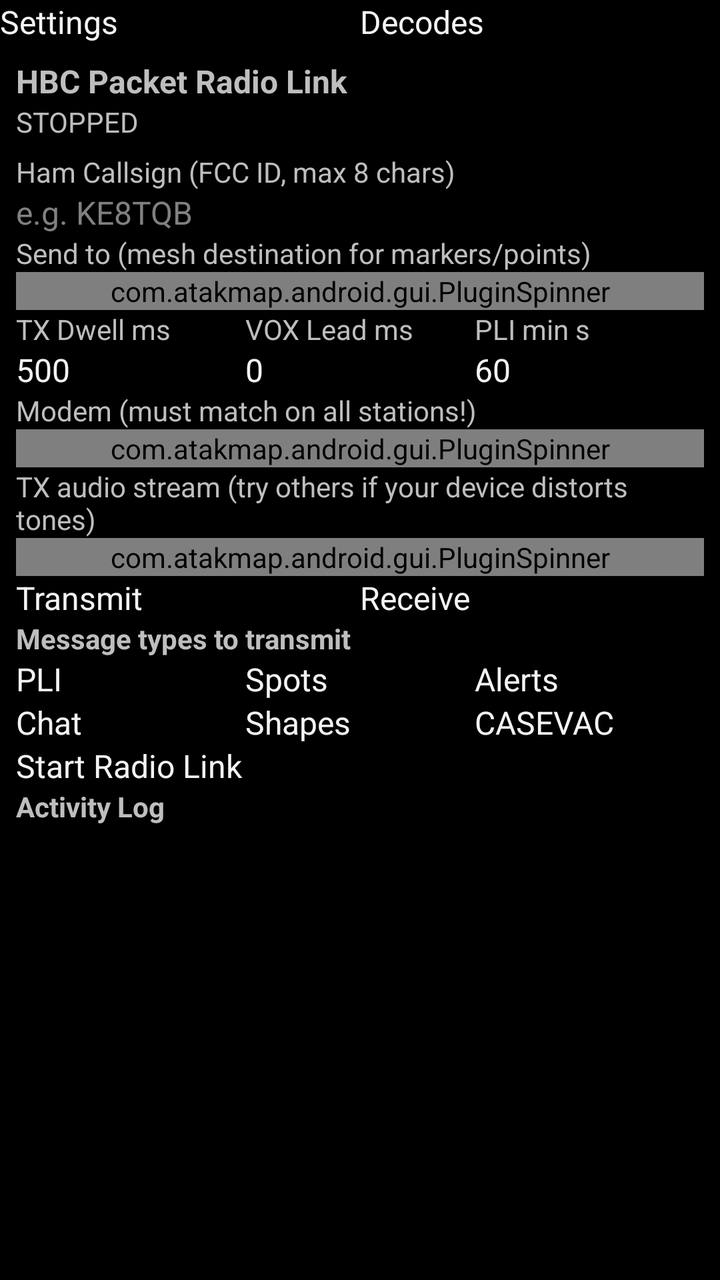
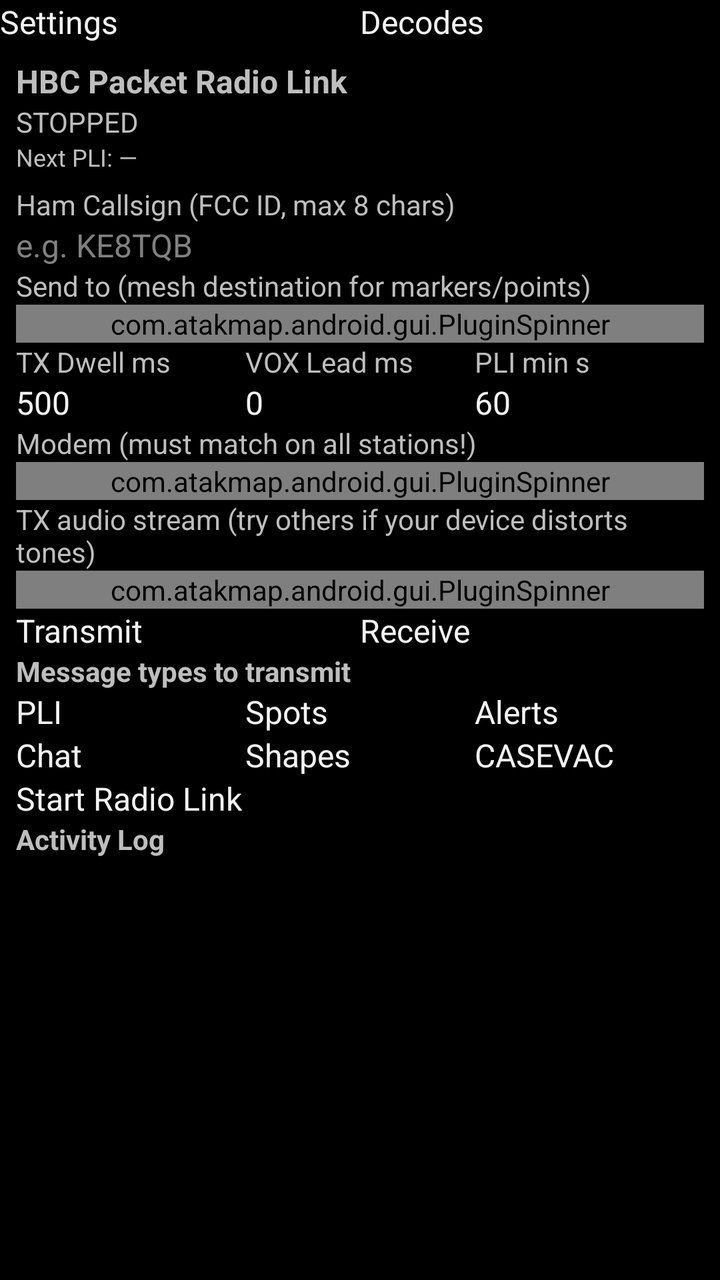

Screens rendered from an Android XML layout before and after an edit, with the pre-edit source and the edit as a unified diff.
<!-- AndroidManifest.xml: application theme AppTheme -->
<!-- res/layout/main_layout.xml -->
<?xml version="1.0" encoding="utf-8"?>
<LinearLayout xmlns:android="http://schemas.android.com/apk/res/android"
    android:layout_width="match_parent"
    android:layout_height="match_parent"
    android:orientation="vertical">

    
    <LinearLayout
        android:layout_width="match_parent"
        android:layout_height="wrap_content"
        android:orientation="horizontal">

        <Button
            android:id="@+id/hbc_tab_btn_settings"
            android:layout_width="0dp"
            android:layout_height="wrap_content"
            android:layout_weight="1"
            android:text="@string/hbc_tab_settings" />

        <Button
            android:id="@+id/hbc_tab_btn_decodes"
            android:layout_width="0dp"
            android:layout_height="wrap_content"
            android:layout_weight="1"
            android:text="@string/hbc_tab_decodes" />
    </LinearLayout>

    
    <ScrollView
        android:id="@+id/hbc_tab_settings"
        android:layout_width="match_parent"
        android:layout_height="match_parent"
        android:visibility="visible">

        <LinearLayout
            android:layout_width="match_parent"
            android:layout_height="wrap_content"
            android:orientation="vertical"
            android:padding="8dp">

            <TextView
                android:layout_width="match_parent"
                android:layout_height="wrap_content"
                android:text="@string/hbc_title"
                android:textStyle="bold"
                android:textSize="16sp" />

            <TextView
                android:id="@+id/hbc_status"
                android:layout_width="match_parent"
                android:layout_height="wrap_content"
                android:text="@string/hbc_stopped"
                android:paddingBottom="6dp" />

            <TextView
                android:layout_width="match_parent"
                android:layout_height="wrap_content"
                android:text="@string/hbc_callsign_label" />

            <EditText
                android:id="@+id/hbc_callsign"
                android:layout_width="match_parent"
                android:layout_height="wrap_content"
                android:hint="@string/hbc_callsign_hint"
                android:inputType="textCapCharacters"
                android:maxLength="8" />

            <TextView
                android:layout_width="match_parent"
                android:layout_height="wrap_content"
                android:text="@string/hbc_send_to_label" />

            <com.atakmap.android.gui.PluginSpinner
                android:id="@+id/hbc_send_to"
                android:layout_width="match_parent"
                android:layout_height="wrap_content" />

            <LinearLayout
                android:layout_width="match_parent"
                android:layout_height="wrap_content"
                android:orientation="horizontal">

                <LinearLayout
                    android:layout_width="0dp"
                    android:layout_height="wrap_content"
                    android:layout_weight="1"
                    android:orientation="vertical">

                    <TextView
                        android:layout_width="match_parent"
                        android:layout_height="wrap_content"
                        android:text="@string/hbc_dwell_label" />

                    <EditText
                        android:id="@+id/hbc_dwell"
                        android:layout_width="match_parent"
                        android:layout_height="wrap_content"
                        android:inputType="number"
                        android:text="@string/hbc_dwell_default" />
                </LinearLayout>

                <LinearLayout
                    android:layout_width="0dp"
                    android:layout_height="wrap_content"
                    android:layout_weight="1"
                    android:orientation="vertical">

                    <TextView
                        android:layout_width="match_parent"
                        android:layout_height="wrap_content"
                        android:text="@string/hbc_vox_label" />

                    <EditText
                        android:id="@+id/hbc_vox_leader"
                        android:layout_width="match_parent"
                        android:layout_height="wrap_content"
                        android:inputType="number"
                        android:text="@string/hbc_vox_default" />
                </LinearLayout>

                <LinearLayout
                    android:layout_width="0dp"
                    android:layout_height="wrap_content"
                    android:layout_weight="1"
                    android:orientation="vertical">

                    <TextView
                        android:layout_width="match_parent"
                        android:layout_height="wrap_content"
                        android:text="@string/hbc_pli_rate_label" />

                    <EditText
                        android:id="@+id/hbc_pli_rate"
                        android:layout_width="match_parent"
                        android:layout_height="wrap_content"
                        android:inputType="number"
                        android:text="@string/hbc_pli_rate_default" />
                </LinearLayout>
            </LinearLayout>

        <TextView
            android:layout_width="match_parent"
            android:layout_height="wrap_content"
            android:text="@string/hbc_modem_label" />

        <com.atakmap.android.gui.PluginSpinner
            android:id="@+id/hbc_modem_type"
            android:layout_width="match_parent"
            android:layout_height="wrap_content" />

        <TextView
            android:layout_width="match_parent"
            android:layout_height="wrap_content"
            android:text="@string/hbc_stream_label" />

        <com.atakmap.android.gui.PluginSpinner
            android:id="@+id/hbc_tx_stream"
            android:layout_width="match_parent"
            android:layout_height="wrap_content" />

        <LinearLayout
            android:layout_width="match_parent"
            android:layout_height="wrap_content"
            android:orientation="horizontal">

            <CheckBox
                android:id="@+id/hbc_tx_enable"
                    android:layout_width="0dp"
                    android:layout_height="wrap_content"
                    android:layout_weight="1"
                    android:checked="true"
                    android:text="@string/hbc_tx_enable" />

                <CheckBox
                    android:id="@+id/hbc_rx_enable"
                    android:layout_width="0dp"
                    android:layout_height="wrap_content"
                    android:layout_weight="1"
                    android:checked="true"
                    android:text="@string/hbc_rx_enable" />
            </LinearLayout>

            <TextView
                android:layout_width="match_parent"
                android:layout_height="wrap_content"
                android:text="@string/hbc_modes_label"
                android:textStyle="bold" />

            <LinearLayout
                android:layout_width="match_parent"
                android:layout_height="wrap_content"
                android:orientation="horizontal">

                <CheckBox
                    android:id="@+id/hbc_mode_pli"
                    android:layout_width="0dp"
                    android:layout_height="wrap_content"
                    android:layout_weight="1"
                    android:checked="true"
                    android:text="@string/hbc_mode_pli" />

                <CheckBox
                    android:id="@+id/hbc_mode_spots"
                    android:layout_width="0dp"
                    android:layout_height="wrap_content"
                    android:layout_weight="1"
                    android:checked="true"
                    android:text="@string/hbc_mode_spots" />

                <CheckBox
                    android:id="@+id/hbc_mode_alerts"
                    android:layout_width="0dp"
                    android:layout_height="wrap_content"
                    android:layout_weight="1"
                    android:checked="true"
                    android:text="@string/hbc_mode_alerts" />
            </LinearLayout>

            <LinearLayout
                android:layout_width="match_parent"
                android:layout_height="wrap_content"
                android:orientation="horizontal">

                <CheckBox
                    android:id="@+id/hbc_mode_chat"
                    android:layout_width="0dp"
                    android:layout_height="wrap_content"
                    android:layout_weight="1"
                    android:checked="true"
                    android:text="@string/hbc_mode_chat" />

                <CheckBox
                    android:id="@+id/hbc_mode_shapes"
                    android:layout_width="0dp"
                    android:layout_height="wrap_content"
                    android:layout_weight="1"
                    android:checked="true"
                    android:text="@string/hbc_mode_shapes" />

                <CheckBox
                    android:id="@+id/hbc_mode_casevac"
                    android:layout_width="0dp"
                    android:layout_height="wrap_content"
                    android:layout_weight="1"
                    android:checked="true"
                    android:text="@string/hbc_mode_casevac" />
            </LinearLayout>

            <Button
                android:id="@+id/hbc_start_stop"
                android:layout_width="match_parent"
                android:layout_height="wrap_content"
                android:text="@string/hbc_start" />

            <TextView
                android:layout_width="match_parent"
                android:layout_height="wrap_content"
                android:text="@string/hbc_log_label"
                android:textStyle="bold" />

            <TextView
                android:id="@+id/hbc_log"
                android:layout_width="match_parent"
                android:layout_height="160dp"
                android:scrollbars="vertical"
                android:textSize="11sp"
                android:typeface="monospace" />
        </LinearLayout>
    </ScrollView>

    
    <LinearLayout
        android:id="@+id/hbc_tab_decodes"
        android:layout_width="match_parent"
        android:layout_height="match_parent"
        android:orientation="vertical"
        android:padding="8dp"
        android:visibility="gone">

        <LinearLayout
            android:layout_width="match_parent"
            android:layout_height="wrap_content"
            android:orientation="horizontal">

            <TextView
                android:layout_width="0dp"
                android:layout_height="wrap_content"
                android:layout_weight="1"
                android:text="@string/hbc_decodes_title"
                android:textStyle="bold"
                android:textSize="16sp" />

            <Button
                android:id="@+id/hbc_decodes_clear"
                android:layout_width="wrap_content"
                android:layout_height="wrap_content"
                android:text="@string/hbc_decodes_clear" />
        </LinearLayout>

        <TextView
            android:id="@+id/hbc_decodes_count"
            android:layout_width="match_parent"
            android:layout_height="wrap_content"
            android:text="@string/hbc_decodes_none"
            android:paddingBottom="4dp" />

        <ScrollView
            android:id="@+id/hbc_decodes_scroll"
            android:layout_width="match_parent"
            android:layout_height="match_parent">

            <TextView
                android:id="@+id/hbc_decodes"
                android:layout_width="match_parent"
                android:layout_height="wrap_content"
                android:textSize="12sp"
                android:typeface="monospace" />
        </ScrollView>
    </LinearLayout>
</LinearLayout>
<!-- resources referenced by this layout -->
<resources>
  <string name="hbc_callsign_hint">e.g. KE8TQB</string>
  <string name="hbc_callsign_label">Ham Callsign (FCC ID, max 8 chars)</string>
  <string name="hbc_decodes_clear">Clear</string>
  <string name="hbc_decodes_none">No packets decoded yet</string>
  <string name="hbc_decodes_title">Packet Decodes</string>
  <string name="hbc_dwell_default">500</string>
  <string name="hbc_dwell_label">TX Dwell ms</string>
  <string name="hbc_log_label">Activity Log</string>
  <string name="hbc_mode_alerts">Alerts</string>
  <string name="hbc_mode_casevac">CASEVAC</string>
  <string name="hbc_mode_chat">Chat</string>
  <string name="hbc_mode_pli">PLI</string>
  <string name="hbc_mode_shapes">Shapes</string>
  <string name="hbc_mode_spots">Spots</string>
  <string name="hbc_modem_label">Modem (must match on all stations!)</string>
  <string name="hbc_modes_label">Message types to transmit</string>
  <string name="hbc_pli_rate_default">60</string>
  <string name="hbc_pli_rate_label">PLI min s</string>
  <string name="hbc_rx_enable">Receive</string>
  <string name="hbc_send_to_label">Send to (mesh destination for markers/points)</string>
  <string name="hbc_start">Start Radio Link</string>
  <string name="hbc_stopped">STOPPED</string>
  <string name="hbc_stream_label">TX audio stream (try others if your device distorts tones)</string>
  <string name="hbc_tab_decodes">Decodes</string>
  <string name="hbc_tab_settings">Settings</string>
  <string name="hbc_title">HBC Packet Radio Link</string>
  <string name="hbc_tx_enable">Transmit</string>
  <string name="hbc_vox_default">0</string>
  <string name="hbc_vox_label">VOX Lead ms</string>
  <style name="AppTheme" parent="@android:style/Theme.Holo">
          <item name="android:buttonStyle">@android:style/Widget.Button</item>
          <item name="android:imageButtonStyle">@android:style/Widget.Button</item>
          <item name="android:buttonStyleToggle">@android:style/Widget.Button</item>
          <item name="android:spinnerStyle">@style/ATAKSpinner</item>
          <item name="android:spinnerItemStyle">@style/ATAKSpinnerItem</item>
          <item name="android:editTextStyle">@style/ATAKEditText</item>
      </style>
  <style name="ATAKSpinner" parent="@android:style/Widget.Spinner">
          <item name="android:spinnerMode">dialog</item>
      </style>
  <style name="ATAKSpinnerItem">
          <item name="android:textColor">@android:color/white</item>
          <item name="android:dropDownVerticalOffset">0dip</item>
          <item name="android:dropDownHorizontalOffset">0dip</item>
          <item name="android:dropDownWidth">wrap_content</item>
          <item name="android:gravity">left|center_vertical</item>
      </style>
  <style name="ATAKEditText" parent="@android:style/Widget.EditText">
          
          
  
          
          <item name="android:imeOptions">flagNoFullscreen</item>
      </style>
</resources>

<!-- the commit's change to res/layout/main_layout.xml (unified diff, before → after) -->
@@ -49,7 +49,14 @@
                 android:id="@+id/hbc_status"
                 android:layout_width="match_parent"
                 android:layout_height="wrap_content"
-                android:text="@string/hbc_stopped"
+                android:text="@string/hbc_stopped" />
+
+            <TextView
+                android:id="@+id/hbc_pli_countdown"
+                android:layout_width="match_parent"
+                android:layout_height="wrap_content"
+                android:text="@string/hbc_pli_countdown_idle"
+                android:textSize="12sp"
                 android:paddingBottom="6dp" />
 
             <TextView
<!-- resource entries referenced after the edit -->
@@ -16,6 +16,7 @@
   <string name="hbc_mode_spots">Spots</string>
   <string name="hbc_modem_label">Modem (must match on all stations!)</string>
   <string name="hbc_modes_label">Message types to transmit</string>
+  <string name="hbc_pli_countdown_idle">Next PLI: —</string>
   <string name="hbc_pli_rate_default">60</string>
   <string name="hbc_pli_rate_label">PLI min s</string>
   <string name="hbc_rx_enable">Receive</string>
